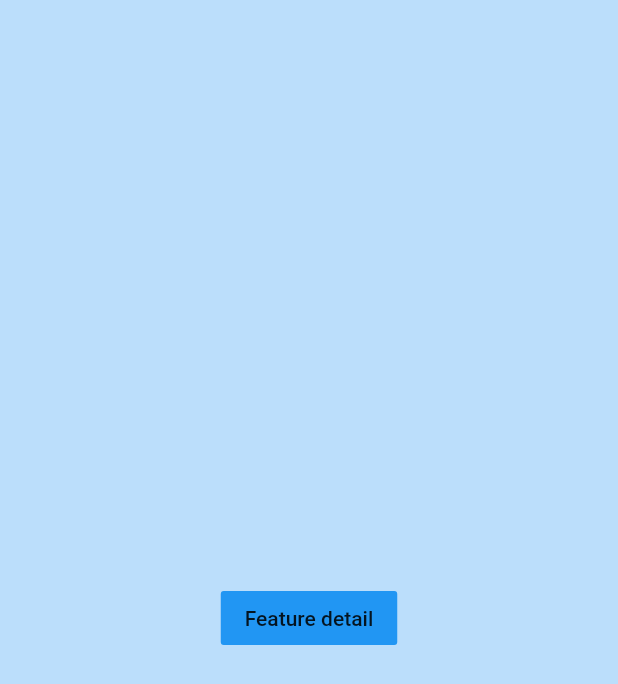
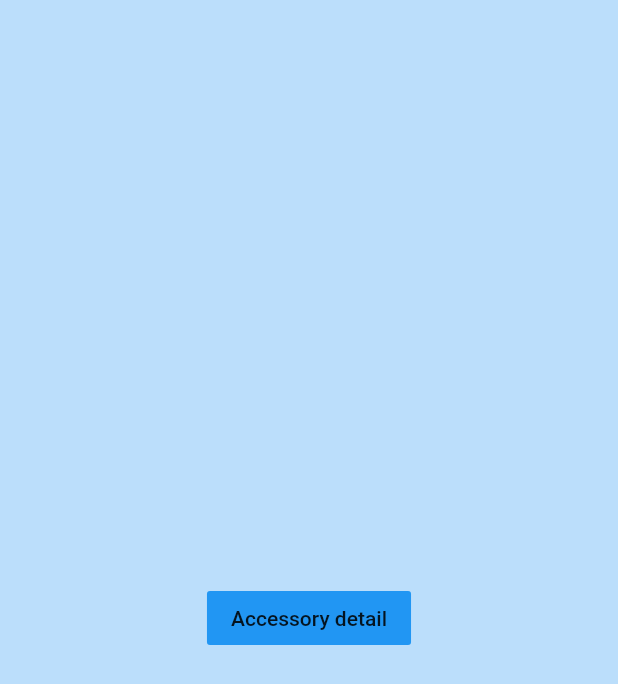
Before and after one commit to andynvt/hmdi, a Flutter app: the _ConfiguratorView widget shown alone on an empty page, opened directly, on a phone screen of 412 x 824 dp. Shown: the top 684 px of the screen. Run offline on Flutter 3.47's test engine with Material 2 defaults, Android fonts, the phone set to English and light mode, and no system bars; our stand-ins replace shared_preferences; accounts and stored records are empty.

Commit message:
rename feature

```diff
--- a/lib/module/configurator/configurator_view.dart
+++ b/lib/module/configurator/configurator_view.dart
@@ -26,7 +26,7 @@ class _ConfiguratorViewState extends State<_ConfiguratorView> {
         child: FlatButton(
           onPressed: () => createAccessoryDetail(context),
           color: Colors.blue,
-          child: Text('Feature detail'),
+          child: Text('Accessory detail'),
         ),
       ),
     );
```
